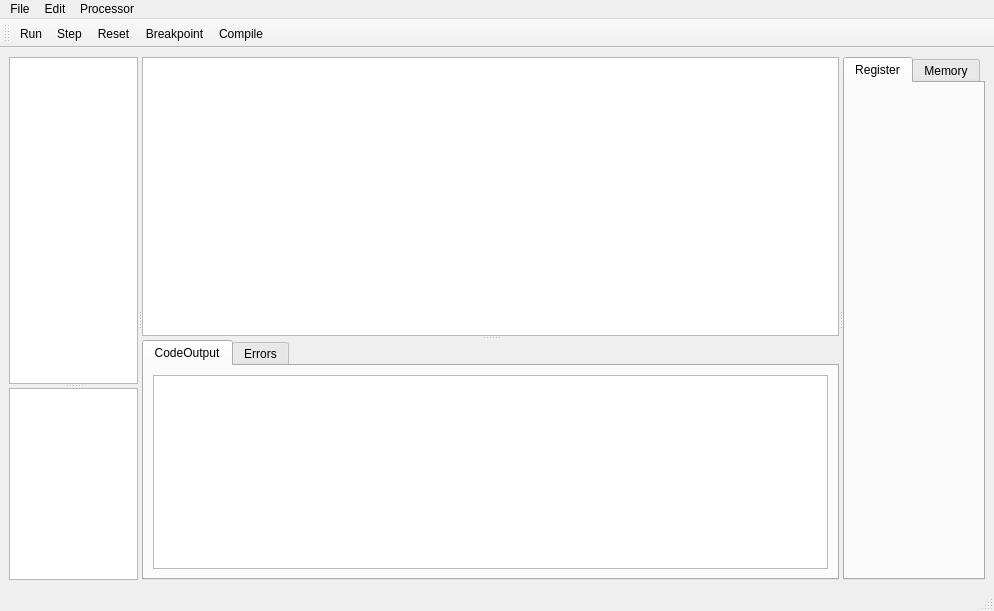
Above: src/asmeditor/AsmEditor/mainwindow.ui from MrDiver/ArmSimulator before the change. Below: the same form after it.
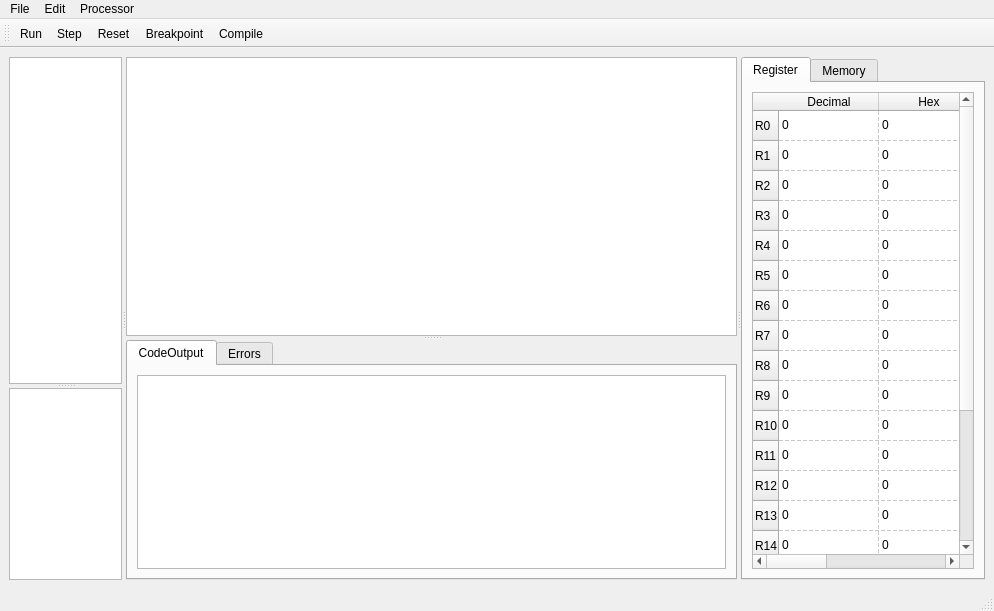
That is the form after the change. The open tabs and pages were chosen to show the change. Custom widgets are drawn as their Qt base class.

Commit message: added branch, compare and arithmetic instructions. Added register display

The edit to the form file:
```diff
--- a/src/asmeditor/AsmEditor/mainwindow.ui
+++ b/src/asmeditor/AsmEditor/mainwindow.ui
@@ -180,6 +180,454 @@
         <attribute name="title">
          <string>Register</string>
         </attribute>
+        <layout class="QGridLayout" name="gridLayout">
+         <item row="0" column="0">
+          <widget class="QTableWidget" name="RegisterTable">
+           <property name="editTriggers">
+            <set>QAbstractItemView::NoEditTriggers</set>
+           </property>
+           <property name="showGrid">
+            <bool>true</bool>
+           </property>
+           <property name="gridStyle">
+            <enum>Qt::DashLine</enum>
+           </property>
+           <property name="sortingEnabled">
+            <bool>false</bool>
+           </property>
+           <property name="wordWrap">
+            <bool>true</bool>
+           </property>
+           <row>
+            <property name="text">
+             <string>R0</string>
+            </property>
+           </row>
+           <row>
+            <property name="text">
+             <string>R1</string>
+            </property>
+           </row>
+           <row>
+            <property name="text">
+             <string>R2</string>
+            </property>
+           </row>
+           <row>
+            <property name="text">
+             <string>R3</string>
+            </property>
+           </row>
+           <row>
+            <property name="text">
+             <string>R4</string>
+            </property>
+           </row>
+           <row>
+            <property name="text">
+             <string>R5</string>
+            </property>
+           </row>
+           <row>
+            <property name="text">
+             <string>R6</string>
+            </property>
+           </row>
+           <row>
+            <property name="text">
+             <string>R7</string>
+            </property>
+           </row>
+           <row>
+            <property name="text">
+             <string>R8</string>
+            </property>
+           </row>
+           <row>
+            <property name="text">
+             <string>R9</string>
+            </property>
+           </row>
+           <row>
+            <property name="text">
+             <string>R10</string>
+            </property>
+           </row>
+           <row>
+            <property name="text">
+             <string>R11</string>
+            </property>
+           </row>
+           <row>
+            <property name="text">
+             <string>R12</string>
+            </property>
+           </row>
+           <row>
+            <property name="text">
+             <string>R13</string>
+            </property>
+           </row>
+           <row>
+            <property name="text">
+             <string>R14</string>
+            </property>
+           </row>
+           <row>
+            <property name="text">
+             <string>R15</string>
+            </property>
+           </row>
+           <row>
+            <property name="text">
+             <string>C</string>
+            </property>
+           </row>
+           <row>
+            <property name="text">
+             <string>V</string>
+            </property>
+           </row>
+           <row>
+            <property name="text">
+             <string>Z</string>
+            </property>
+           </row>
+           <row>
+            <property name="text">
+             <string>N</string>
+            </property>
+           </row>
+           <column>
+            <property name="text">
+             <string>Decimal</string>
+            </property>
+            <property name="textAlignment">
+             <set>AlignCenter</set>
+            </property>
+           </column>
+           <column>
+            <property name="text">
+             <string>Hex</string>
+            </property>
+            <property name="textAlignment">
+             <set>AlignCenter</set>
+            </property>
+           </column>
+           <column>
+            <property name="text">
+             <string>Binary</string>
+            </property>
+            <property name="textAlignment">
+             <set>AlignCenter</set>
+            </property>
+           </column>
+           <item row="0" column="0">
+            <property name="text">
+             <string>0</string>
+            </property>
+            <property name="textAlignment">
+             <set>AlignLeading|AlignVCenter</set>
+            </property>
+           </item>
+           <item row="0" column="1">
+            <property name="text">
+             <string>0</string>
+            </property>
+           </item>
+           <item row="0" column="2">
+            <property name="text">
+             <string>0</string>
+            </property>
+           </item>
+           <item row="1" column="0">
+            <property name="text">
+             <string>0</string>
+            </property>
+           </item>
+           <item row="1" column="1">
+            <property name="text">
+             <string>0</string>
+            </property>
+           </item>
+           <item row="1" column="2">
+            <property name="text">
+             <string>0</string>
+            </property>
+           </item>
+           <item row="2" column="0">
+            <property name="text">
+             <string>0</string>
+            </property>
+           </item>
+           <item row="2" column="1">
+            <property name="text">
+             <string>0</string>
+            </property>
+           </item>
+           <item row="2" column="2">
+            <property name="text">
+             <string>0</string>
+            </property>
+           </item>
+           <item row="3" column="0">
+            <property name="text">
+             <string>0</string>
+            </property>
+           </item>
+           <item row="3" column="1">
+            <property name="text">
+             <string>0</string>
+            </property>
+           </item>
+           <item row="3" column="2">
+            <property name="text">
+             <string>0</string>
+            </property>
+           </item>
+           <item row="4" column="0">
+            <property name="text">
+             <string>0</string>
+            </property>
+           </item>
+           <item row="4" column="1">
+            <property name="text">
+             <string>0</string>
+            </property>
+           </item>
+           <item row="4" column="2">
+            <property name="text">
+             <string>0</string>
+            </property>
+           </item>
+           <item row="5" column="0">
+            <property name="text">
+             <string>0</string>
+            </property>
+           </item>
+           <item row="5" column="1">
+            <property name="text">
+             <string>0</string>
+            </property>
+           </item>
+           <item row="5" column="2">
+            <property name="text">
+             <string>0</string>
+            </property>
+           </item>
+           <item row="6" column="0">
+            <property name="text">
+             <string>0</string>
+            </property>
+           </item>
+           <item row="6" column="1">
+            <property name="text">
+             <string>0</string>
+            </property>
+           </item>
+           <item row="6" column="2">
+            <property name="text">
+             <string>0</string>
+            </property>
+           </item>
+           <item row="7" column="0">
+            <property name="text">
+             <string>0</string>
+            </property>
+           </item>
+           <item row="7" column="1">
+            <property name="text">
+             <string>0</string>
+            </property>
+           </item>
+           <item row="7" column="2">
+            <property name="text">
+             <string>0</string>
+            </property>
+           </item>
+           <item row="8" column="0">
+            <property name="text">
+             <string>0</string>
+            </property>
+           </item>
+           <item row="8" column="1">
+            <property name="text">
+             <string>0</string>
+            </property>
+           </item>
+           <item row="8" column="2">
+            <property name="text">
+             <string>0</string>
+            </property>
+           </item>
+           <item row="9" column="0">
+            <property name="text">
+             <string>0</string>
+            </property>
+           </item>
+           <item row="9" column="1">
+            <property name="text">
+             <string>0</string>
+            </property>
+           </item>
+           <item row="9" column="2">
+            <property name="text">
+             <string>0</string>
+            </property>
+           </item>
+           <item row="10" column="0">
+            <property name="text">
+             <string>0</string>
+            </property>
+           </item>
+           <item row="10" column="1">
+            <property name="text">
+             <string>0</string>
+            </property>
+           </item>
+           <item row="10" column="2">
+            <property name="text">
+             <string>0</string>
+            </property>
+           </item>
+           <item row="11" column="0">
+            <property name="text">
+             <string>0</string>
+            </property>
+           </item>
+           <item row="11" column="1">
+            <property name="text">
+             <string>0</string>
+            </property>
+           </item>
+           <item row="11" column="2">
+            <property name="text">
+             <string>0</string>
+            </property>
+           </item>
+           <item row="12" column="0">
+            <property name="text">
+             <string>0</string>
+            </property>
+           </item>
+           <item row="12" column="1">
+            <property name="text">
+             <string>0</string>
+            </property>
+           </item>
+           <item row="12" column="2">
+            <property name="text">
+             <string>0</string>
+            </property>
+           </item>
+           <item row="13" column="0">
+            <property name="text">
+             <string>0</string>
+            </property>
+           </item>
+           <item row="13" column="1">
+            <property name="text">
+             <string>0</string>
+            </property>
+           </item>
+           <item row="13" column="2">
+            <property name="text">
+             <string>0</string>
+            </property>
+           </item>
+           <item row="14" column="0">
+            <property name="text">
+             <string>0</string>
+            </property>
+           </item>
+           <item row="14" column="1">
+            <property name="text">
+             <string>0</string>
+            </property>
+           </item>
+           <item row="14" column="2">
+            <property name="text">
+             <string>0</string>
+            </property>
+           </item>
+           <item row="15" column="0">
+            <property name="text">
+             <string>0</string>
+            </property>
+           </item>
+           <item row="15" column="1">
+            <property name="text">
+             <string>0</string>
+            </property>
+           </item>
+           <item row="15" column="2">
+            <property name="text">
+             <string>0</string>
+            </property>
+           </item>
+           <item row="16" column="0">
+            <property name="text">
+             <string>0</string>
+            </property>
+           </item>
+           <item row="16" column="1">
+            <property name="text">
+             <string>0</string>
+            </property>
+           </item>
+           <item row="16" column="2">
+            <property name="text">
+             <string>0</string>
+            </property>
+           </item>
+           <item row="17" column="0">
+            <property name="text">
+             <string>0</string>
+            </property>
+           </item>
+           <item row="17" column="1">
+            <property name="text">
+             <string>0</string>
+            </property>
+           </item>
+           <item row="17" column="2">
+            <property name="text">
+             <string>0</string>
+            </property>
+           </item>
+           <item row="18" column="0">
+            <property name="text">
+             <string>0</string>
+            </property>
+           </item>
+           <item row="18" column="1">
+            <property name="text">
+             <string>0</string>
+            </property>
+           </item>
+           <item row="18" column="2">
+            <property name="text">
+             <string>0</string>
+            </property>
+           </item>
+           <item row="19" column="0">
+            <property name="text">
+             <string>0</string>
+            </property>
+           </item>
+           <item row="19" column="1">
+            <property name="text">
+             <string>0</string>
+            </property>
+           </item>
+           <item row="19" column="2">
+            <property name="text">
+             <string>0</string>
+            </property>
+           </item>
+          </widget>
+         </item>
+        </layout>
        </widget>
        <widget class="QWidget" name="MemoryTab">
         <attribute name="title">
```
Left out of the diff: 2 changed lines with no effect on the pictures. The commit also changes 11 other files.
